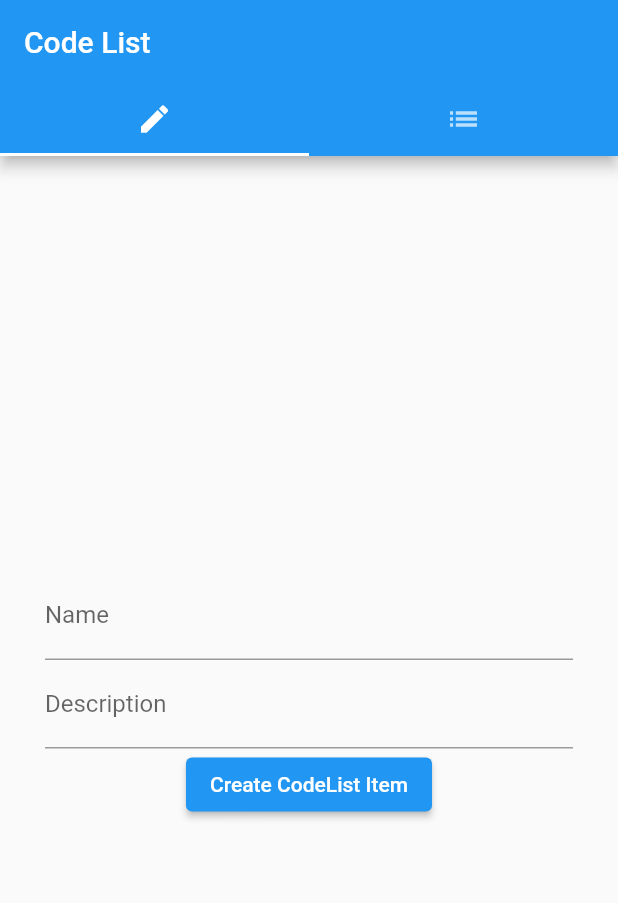
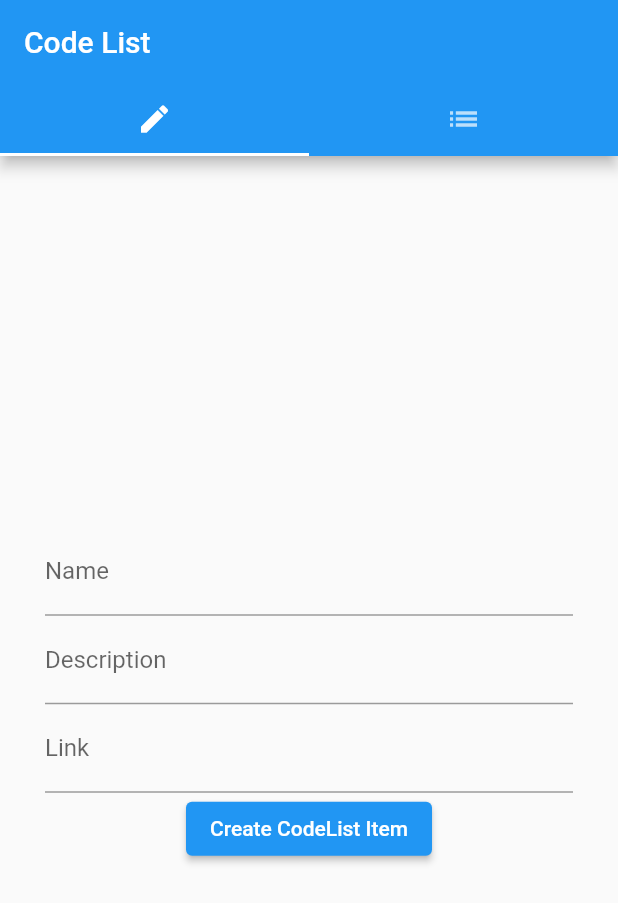
Before and after one commit to dabit3/amplify-flutter-codelist, a Flutter app: the screen it shows after launch, after a tap on "Create CodeList Item", on a phone screen of 412 x 824 dp. Shown: the top 903 px of the screen. Run offline on Flutter 3.47's test engine with Material 2 defaults, Android fonts, the phone set to English and light mode, and no system bars; missing offline and left inert: amplify_api, amplify_datastore, amplify_datastore_plugin_interface, amplify_flutter.

Commit message:
finsl updates

```diff
--- a/lib/main.dart
+++ b/lib/main.dart
@@ -4,6 +4,7 @@ import 'package:amplify_datastore/amplify_datastore.dart';
 import 'package:amplify_api/amplify_api.dart';
 import 'models/ModelProvider.dart';
 import 'amplifyconfiguration.dart';
+import 'package:url_launcher/url_launcher.dart';
 
 void main() {
   runApp(MyApp());
@@ -38,8 +39,6 @@ class _MyHomePageState extends State<MyHomePage> {
   }
 
   void _configureAmplify() async {
-    //  AmplifyDataStore datastorePlugin = AmplifyDataStore(modelProvider: ModelProvider());
-    //  Amplify.addPlugin(datastorePlugin);
     AmplifyDataStore datastorePlugin =
     AmplifyDataStore(modelProvider: ModelProvider.instance);
     Amplify.addPlugin(datastorePlugin);
@@ -74,6 +73,7 @@ class _MyHomePageState extends State<MyHomePage> {
         ),
       );
   }
+
 }
 
 class CreateCodeItem extends StatefulWidget {
@@ -86,22 +86,26 @@ class CreateCodeItem extends StatefulWidget {
 class _CreateCodeItemState extends State<CreateCodeItem> {
   TextEditingController _titleController;
   TextEditingController _descriptionController;
+  TextEditingController _linkController;
 
   @override
   initState() {
     super.initState();
     _titleController = TextEditingController();
     _descriptionController = TextEditingController();
+    _linkController = TextEditingController();
   }
 
   void _submit() async {
-    print("about to save");
     CodeListItem newItem = CodeListItem(
-      title: _titleController.text, description: _descriptionController.text
+      title: _titleController.text,
+      description: _descriptionController.text,
+      link: _linkController.text
     );
     await Amplify.DataStore.save(newItem);
     _titleController.clear();
     _descriptionController.clear();
+    _linkController.clear();
   }
 
   @override
@@ -124,10 +128,16 @@ class _CreateCodeItemState extends State<CreateCodeItem> {
                 labelText: "Description"
               )
             ),
+            TextField(
+              controller: _linkController,
+              decoration: InputDecoration(
+                labelText: "Link"
+              )
+            ),
             ElevatedButton(onPressed: _submit, child: Text("Create CodeList Item"),)
           ],
         ),
-      ), // This trailing comma makes auto-formatting nicer for build methods.
+      )
     );
   }
 }
@@ -136,10 +146,10 @@ class ViewCodeItems extends StatefulWidget {
   ViewCodeItems({Key key}) : super(key: key);
 
   @override
-  _ViewCodeItems createState() => _ViewCodeItems();
+  _ViewCodeItemsState createState() => _ViewCodeItemsState();
 }
 
-class _ViewCodeItems extends State <ViewCodeItems> {
+class _ViewCodeItemsState extends State <ViewCodeItems> {
   List _codeListItems = [];
   Stream stream;
 
@@ -187,7 +197,7 @@ class _ViewCodeItems extends State <ViewCodeItems> {
             shrinkWrap: true,
             padding: EdgeInsets.all(8),
             itemCount: _codeListItems.length,
-            itemBuilder: (BuildContext context, int index) {
+            itemBuilder: (_, index) {
               return Column(
                 children: [
                   Padding(
@@ -207,13 +217,23 @@ class _ViewCodeItems extends State <ViewCodeItems> {
                       style: TextStyle(
                         fontSize: 18.0
                       ),
-                      )),
+                    )),
+                  ),
+                  Padding(
+                    padding: EdgeInsets.only(bottom: 14),
+                    child: GestureDetector(
+                      onTap: () async {
+                        await launch(_codeListItems[index].link);
+                      },
+                      child: new Text(_codeListItems[index].link)
+                    )
                   ),
                   ElevatedButton(
                     child: Text("Delete Item"),
-                    onPressed: () => _deleteItem(_codeListItems[index].id),
+                    onPressed: () =>
+                      _deleteItem(_codeListItems[index].id),
                   )
-                ],
+                ]
               );
             }
           )
--- a/lib/models/CodeListItem.dart
+++ b/lib/models/CodeListItem.dart
@@ -25,6 +25,7 @@ class CodeListItem extends Model {
   final String id;
   final String title;
   final String description;
+  final String link;
 
   @override
   getInstanceType() => classType;
@@ -35,14 +36,21 @@ class CodeListItem extends Model {
   }
 
   const CodeListItem._internal(
-      {@required this.id, @required this.title, this.description});
+      {@required this.id,
+      @required this.title,
+      @required this.description,
+      this.link});
 
   factory CodeListItem(
-      {String id, @required String title, String description}) {
+      {String id,
+      @required String title,
+      @required String description,
+      String link}) {
     return CodeListItem._internal(
         id: id == null ? UUID.getUUID() : id,
         title: title,
-        description: description);
+        description: description,
+        link: link);
   }
 
   bool equals(Object other) {
@@ -55,7 +63,8 @@ class CodeListItem extends Model {
     return other is CodeListItem &&
         id == other.id &&
         title == other.title &&
-        description == other.description;
+        description == other.description &&
+        link == other.link;
   }
 
   @override
@@ -68,30 +77,35 @@ class CodeListItem extends Model {
     buffer.write("CodeListItem {");
     buffer.write("id=" + "$id" + ", ");
     buffer.write("title=" + "$title" + ", ");
-    buffer.write("description=" + "$description");
+    buffer.write("description=" + "$description" + ", ");
+    buffer.write("link=" + "$link");
     buffer.write("}");
 
     return buffer.toString();
   }
 
-  CodeListItem copyWith({String id, String title, String description}) {
+  CodeListItem copyWith(
+      {String id, String title, String description, String link}) {
     return CodeListItem(
         id: id ?? this.id,
         title: title ?? this.title,
-        description: description ?? this.description);
+        description: description ?? this.description,
+        link: link ?? this.link);
   }
 
   CodeListItem.fromJson(Map<String, dynamic> json)
       : id = json['id'],
         title = json['title'],
-        description = json['description'];
+        description = json['description'],
+        link = json['link'];
 
   Map<String, dynamic> toJson() =>
-      {'id': id, 'title': title, 'description': description};
+      {'id': id, 'title': title, 'description': description, 'link': link};
 
   static final QueryField ID = QueryField(fieldName: "codeListItem.id");
   static final QueryField TITLE = QueryField(fieldName: "title");
   static final QueryField DESCRIPTION = QueryField(fieldName: "description");
+  static final QueryField LINK = QueryField(fieldName: "link");
   static var schema =
       Model.defineSchema(define: (ModelSchemaDefinition modelSchemaDefinition) {
     modelSchemaDefinition.name = "CodeListItem";
@@ -106,6 +120,11 @@ class CodeListItem extends Model {
 
     modelSchemaDefinition.addField(ModelFieldDefinition.field(
         key: CodeListItem.DESCRIPTION,
+        isRequired: true,
+        ofType: ModelFieldType(ModelFieldTypeEnum.string)));
+
+    modelSchemaDefinition.addField(ModelFieldDefinition.field(
+        key: CodeListItem.LINK,
         isRequired: false,
         ofType: ModelFieldType(ModelFieldTypeEnum.string)));
   });
--- a/lib/models/ModelProvider.dart
+++ b/lib/models/ModelProvider.dart
@@ -22,7 +22,7 @@ export 'CodeListItem.dart';
 
 class ModelProvider implements ModelProviderInterface {
   @override
-  String version = "b075c4b3f1bddacd3f4249c31c5c9023";
+  String version = "4185d547a2e371fe92aab569832b354f";
   @override
   List<ModelSchema> modelSchemas = [CodeListItem.schema];
   static final ModelProvider _instance = ModelProvider();
--- a/pubspec.yaml
+++ b/pubspec.yaml
@@ -8,8 +8,9 @@ dependencies:
   flutter:
     sdk: flutter
   amplify_flutter: '<1.0.0'
+  amplify_api: '<1.0.0'
   amplify_datastore: '<1.0.0'
-  amplify_api: '<1.0.0'
+  url_launcher: '^6.0.2'
 
   cupertino_icons: ^1.0.0
 
```
Also changed, not shown: pubspec.lock, 2 other files.
